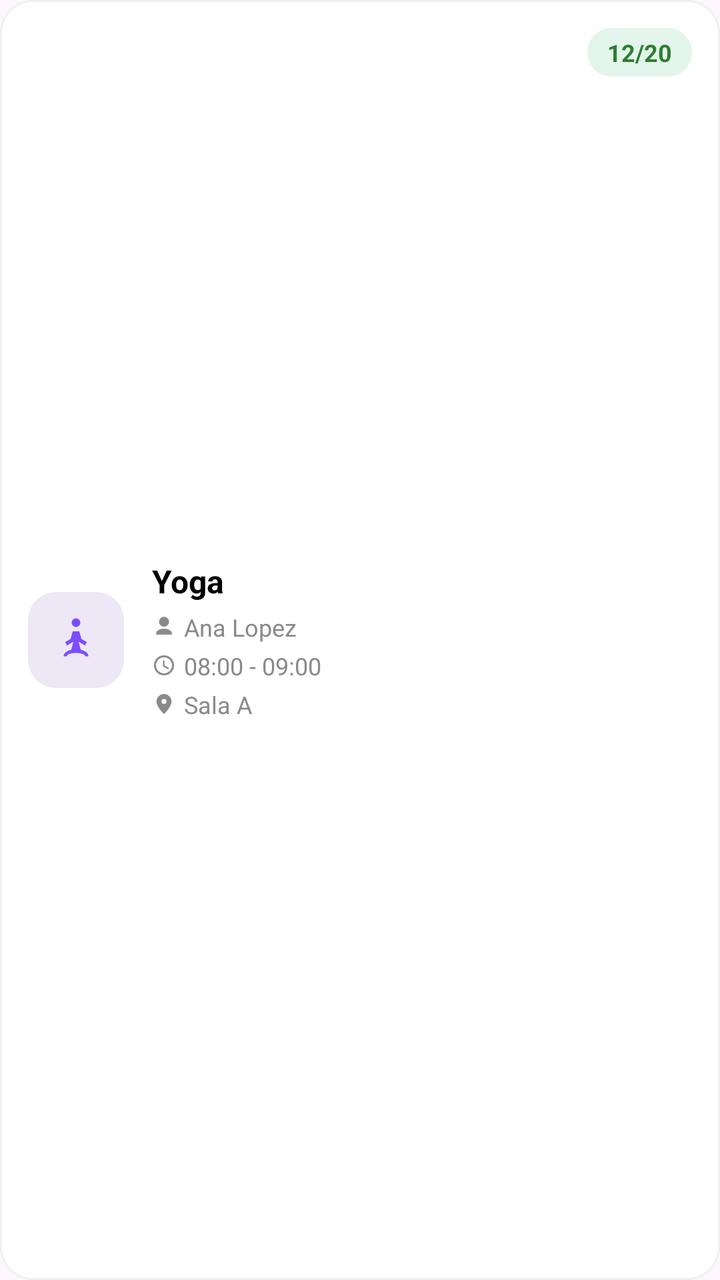
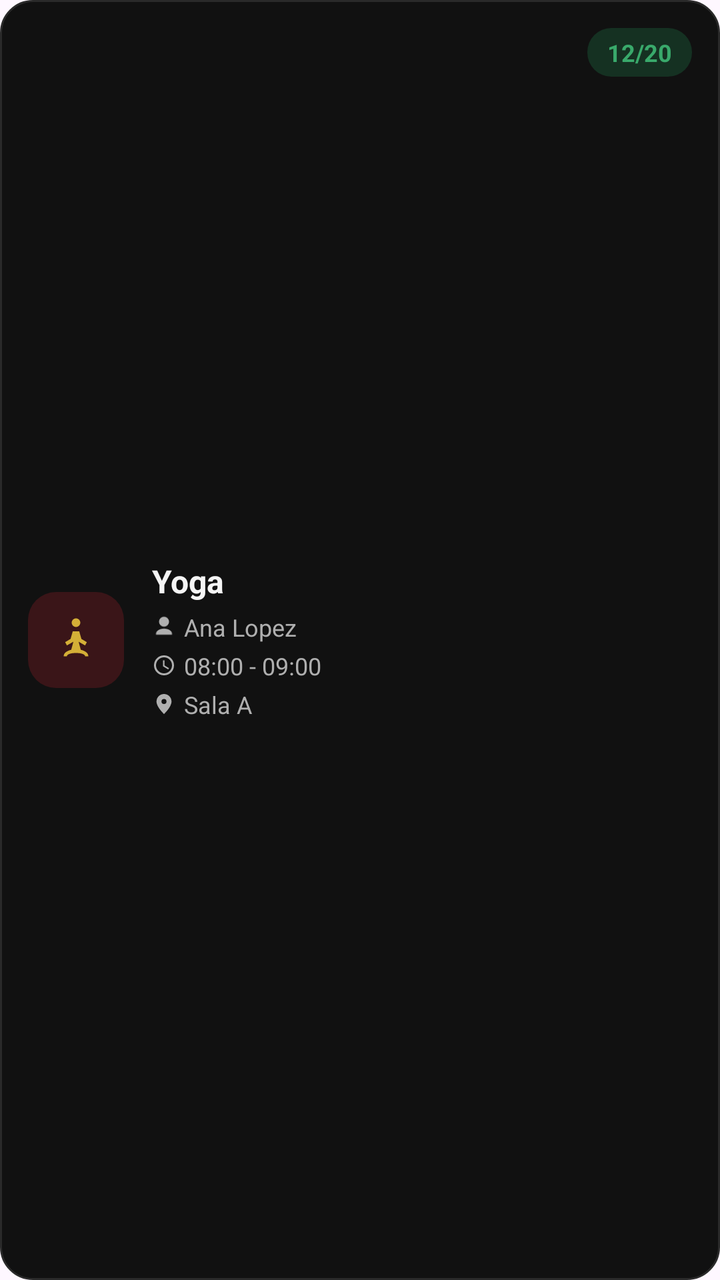

Compare the two renders of this Android layout. The source of the first and the diff that turns it into the second are given below.
<!-- AndroidManifest.xml: application theme Theme.AppGYM -->
<!-- res/layout/item_clase.xml -->
<?xml version="1.0" encoding="utf-8"?>
<LinearLayout xmlns:android="http://schemas.android.com/apk/res/android"
    android:layout_width="match_parent"
    android:layout_height="wrap_content"
    android:orientation="horizontal"
    android:background="@drawable/bg_tarjeta_clase"
    android:padding="14dp"
    android:gravity="center_vertical">

    
    <FrameLayout
        android:layout_width="48dp"
        android:layout_height="48dp"
        android:id="@+id/fondo_icono_clase"
        android:background="@drawable/bg_icono_lavanda">

        <ImageView
            android:id="@+id/img_icono_clase"
            android:layout_width="26dp"
            android:layout_height="26dp"
            android:layout_gravity="center"
            android:src="@drawable/ic_yoga"/>

    </FrameLayout>

    <View
        android:layout_width="14dp"
        android:layout_height="0dp"/>

    
    <LinearLayout
        android:layout_width="0dp"
        android:layout_height="wrap_content"
        android:layout_weight="1"
        android:orientation="vertical">

        <TextView
            android:id="@+id/txt_nombre_clase"
            android:layout_width="wrap_content"
            android:layout_height="wrap_content"
            android:text="Yoga"
            android:textSize="16sp"
            android:textStyle="bold"
            android:textColor="#000000"/>

        <View
            android:layout_width="0dp"
            android:layout_height="4dp"/>

        <LinearLayout
            android:layout_width="wrap_content"
            android:layout_height="wrap_content"
            android:orientation="horizontal"
            android:gravity="center_vertical">
            <ImageView
                android:layout_width="12dp"
                android:layout_height="12dp"
                android:src="@drawable/ic_persona"/>
            <View
                android:layout_width="4dp"
                android:layout_height="0dp"/>
            <TextView
                android:id="@+id/txt_instructor_clase"
                android:layout_width="wrap_content"
                android:layout_height="wrap_content"
                android:text="Ana Lopez"
                android:textSize="12sp"
                android:textColor="#8A8A8A"/>
        </LinearLayout>

        <View
            android:layout_width="0dp"
            android:layout_height="3dp"/>

        <LinearLayout
            android:layout_width="wrap_content"
            android:layout_height="wrap_content"
            android:orientation="horizontal"
            android:gravity="center_vertical">
            <ImageView
                android:layout_width="12dp"
                android:layout_height="12dp"
                android:src="@drawable/ic_reloj"/>
            <View
                android:layout_width="4dp"
                android:layout_height="0dp"/>
            <TextView
                android:id="@+id/txt_horario_clase"
                android:layout_width="wrap_content"
                android:layout_height="wrap_content"
                android:text="08:00 - 09:00"
                android:textSize="12sp"
                android:textColor="#8A8A8A"/>
        </LinearLayout>

        <View
            android:layout_width="0dp"
            android:layout_height="3dp"/>

        <LinearLayout
            android:layout_width="wrap_content"
            android:layout_height="wrap_content"
            android:orientation="horizontal"
            android:gravity="center_vertical">
            <ImageView
                android:layout_width="12dp"
                android:layout_height="12dp"
                android:src="@drawable/ic_ubicacion"/>
            <View
                android:layout_width="4dp"
                android:layout_height="0dp"/>
            <TextView
                android:id="@+id/txt_sala_clase"
                android:layout_width="wrap_content"
                android:layout_height="wrap_content"
                android:text="Sala A"
                android:textSize="12sp"
                android:textColor="#8A8A8A"/>
        </LinearLayout>

    </LinearLayout>

    
    <TextView
        android:id="@+id/txt_cupo_clase"
        android:layout_width="wrap_content"
        android:layout_height="wrap_content"
        android:layout_gravity="top"
        android:text="12/20"
        android:textSize="12sp"
        android:textStyle="bold"
        android:textColor="#2E7D32"
        android:paddingStart="10dp"
        android:paddingEnd="10dp"
        android:paddingTop="4dp"
        android:paddingBottom="4dp"
        android:background="@drawable/bg_badge_verde"/>

</LinearLayout>
<!-- resources referenced by this layout -->
<resources>
  <!-- drawable bg_badge_verde (drawable) -->
  <?xml version="1.0" encoding="utf-8"?>
  <shape xmlns:android="http://schemas.android.com/apk/res/android" android:shape="rectangle">
      <solid android:color="#E3F5EA"/>
      <corners android:radius="12dp"/>
  </shape>
  <!-- drawable bg_icono_lavanda (drawable) -->
  <?xml version="1.0" encoding="utf-8"?>
  <shape xmlns:android="http://schemas.android.com/apk/res/android" android:shape="rectangle">
      <solid android:color="#EDE7F6"/>
      <corners android:radius="14dp"/>
  </shape>
  <!-- drawable bg_tarjeta_clase (drawable) -->
  <?xml version="1.0" encoding="utf-8"?>
  <shape xmlns:android="http://schemas.android.com/apk/res/android" android:shape="rectangle">
      <solid android:color="#FFFFFF"/>
      <corners android:radius="16dp"/>
      <stroke android:width="1dp" android:color="#F0F0F0"/>
  </shape>
  <!-- drawable ic_persona (drawable) -->
  <vector xmlns:android="http://schemas.android.com/apk/res/android"
      android:width="14dp"
      android:height="14dp"
      android:viewportWidth="24"
      android:viewportHeight="24">
      <path
          android:fillColor="#8A8A8A"
          android:pathData="M12,12a5,5 0,1 0,-5 -5,5 5,0 0,0 5,5zM12,14c-4,0 -8,2 -8,5v1h16v-1c0,-3 -4,-5 -8,-5z"/>
  </vector>
  <!-- drawable ic_reloj (drawable) -->
  <vector xmlns:android="http://schemas.android.com/apk/res/android"
      android:width="14dp"
      android:height="14dp"
      android:viewportWidth="24"
      android:viewportHeight="24">
      <path
          android:fillColor="#8A8A8A"
          android:pathData="M12,2a10,10 0,1 0,10 10,10 10,0 0,0 -10,-10zM12,20a8,8 0,1 1,8 -8,8 8,0 0,1 -8,8z"/>
      <path
          android:fillColor="#8A8A8A"
          android:pathData="M12.5,7h-1.5v6l5.2,3.1 0.8,-1.3 -4.5,-2.7z"/>
  </vector>
  <!-- drawable ic_ubicacion (drawable) -->
  <vector xmlns:android="http://schemas.android.com/apk/res/android"
      android:width="14dp"
      android:height="14dp"
      android:viewportWidth="24"
      android:viewportHeight="24">
      <path
          android:fillColor="#8A8A8A"
          android:pathData="M12,2c-4.2,0 -7.5,3.3 -7.5,7.5c0,5.6 7.5,12.5 7.5,12.5s7.5,-6.9 7.5,-12.5c0,-4.2 -3.3,-7.5 -7.5,-7.5zM12,12a2.5,2.5 0,1 1,2.5 -2.5,2.5 2.5,0 0,1 -2.5,2.5z"/>
  </vector>
  <!-- drawable ic_yoga (drawable) -->
  <vector xmlns:android="http://schemas.android.com/apk/res/android"
      android:width="24dp"
      android:height="24dp"
      android:viewportWidth="24"
      android:viewportHeight="24">
      <path
          android:fillColor="#7C4DFF"
          android:pathData="M12,2a2,2 0,1 0,2 2,2 2,0 0,0 -2,-2zM17,13l-2.5,-1.5 -1,-3.5h-3l-1,3.5L7,13l0.8,1.5 3,-1.7 -1,3.7c-2,0.5 -3.5,1.5 -3.5,3l1.5,0c0,-0.8 1.5,-1.5 4.2,-1.5s4.2,0.7 4.2,1.5l1.5,0c0,-1.5 -1.5,-2.5 -3.5,-3l-1,-3.7 3,1.7z"/>
  </vector>
  <style name="Theme.AppGYM" parent="Base.Theme.AppGYM" />
  <style name="Base.Theme.AppGYM" parent="Theme.Material3.DayNight.NoActionBar">
          
          
      </style>
</resources>

<!-- the commit's change to res/layout/item_clase.xml (unified diff, before → after) -->
@@ -41,7 +41,7 @@
             android:text="Yoga"
             android:textSize="16sp"
             android:textStyle="bold"
-            android:textColor="#000000"/>
+            android:textColor="@color/text_primary"/>
 
         <View
             android:layout_width="0dp"
@@ -65,7 +65,7 @@
                 android:layout_height="wrap_content"
                 android:text="Ana Lopez"
                 android:textSize="12sp"
-                android:textColor="#8A8A8A"/>
+                android:textColor="@color/text_secondary"/>
         </LinearLayout>
 
         <View
@@ -90,7 +90,7 @@
                 android:layout_height="wrap_content"
                 android:text="08:00 - 09:00"
                 android:textSize="12sp"
-                android:textColor="#8A8A8A"/>
+                android:textColor="@color/text_secondary"/>
         </LinearLayout>
 
         <View
@@ -115,7 +115,7 @@
                 android:layout_height="wrap_content"
                 android:text="Sala A"
                 android:textSize="12sp"
-                android:textColor="#8A8A8A"/>
+                android:textColor="@color/text_secondary"/>
         </LinearLayout>
 
     </LinearLayout>
@@ -129,7 +129,7 @@
         android:text="12/20"
         android:textSize="12sp"
         android:textStyle="bold"
-        android:textColor="#2E7D32"
+        android:textColor="@color/success"
         android:paddingStart="10dp"
         android:paddingEnd="10dp"
         android:paddingTop="4dp"
<!-- resource entries referenced after the edit -->
@@ -1,23 +1,26 @@
 <!-- resources referenced by this layout -->
 <resources>
+  <color name="success">#39A96B</color>
+  <color name="text_primary">#F5F5F5</color>
+  <color name="text_secondary">#AFAFAF</color>
   <!-- drawable bg_badge_verde (drawable) -->
   <?xml version="1.0" encoding="utf-8"?>
   <shape xmlns:android="http://schemas.android.com/apk/res/android" android:shape="rectangle">
-      <solid android:color="#E3F5EA"/>
+      <solid android:color="@color/success_soft"/>
       <corners android:radius="12dp"/>
   </shape>
   <!-- drawable bg_icono_lavanda (drawable) -->
   <?xml version="1.0" encoding="utf-8"?>
   <shape xmlns:android="http://schemas.android.com/apk/res/android" android:shape="rectangle">
-      <solid android:color="#EDE7F6"/>
+      <solid android:color="@color/accent_red_soft"/>
       <corners android:radius="14dp"/>
   </shape>
   <!-- drawable bg_tarjeta_clase (drawable) -->
   <?xml version="1.0" encoding="utf-8"?>
   <shape xmlns:android="http://schemas.android.com/apk/res/android" android:shape="rectangle">
-      <solid android:color="#FFFFFF"/>
+      <solid android:color="@color/surface"/>
       <corners android:radius="16dp"/>
-      <stroke android:width="1dp" android:color="#F0F0F0"/>
+      <stroke android:width="1dp" android:color="@color/border"/>
   </shape>
   <!-- drawable ic_persona (drawable) -->
   <vector xmlns:android="http://schemas.android.com/apk/res/android"
@@ -25,8 +28,9 @@
       android:height="14dp"
       android:viewportWidth="24"
       android:viewportHeight="24">
+      
       <path
-          android:fillColor="#8A8A8A"
+          android:fillColor="@color/text_secondary"
           android:pathData="M12,12a5,5 0,1 0,-5 -5,5 5,0 0,0 5,5zM12,14c-4,0 -8,2 -8,5v1h16v-1c0,-3 -4,-5 -8,-5z"/>
   </vector>
   <!-- drawable ic_reloj (drawable) -->
@@ -35,11 +39,12 @@
       android:height="14dp"
       android:viewportWidth="24"
       android:viewportHeight="24">
+      
       <path
-          android:fillColor="#8A8A8A"
+          android:fillColor="@color/text_secondary"
           android:pathData="M12,2a10,10 0,1 0,10 10,10 10,0 0,0 -10,-10zM12,20a8,8 0,1 1,8 -8,8 8,0 0,1 -8,8z"/>
       <path
-          android:fillColor="#8A8A8A"
+          android:fillColor="@color/text_secondary"
           android:pathData="M12.5,7h-1.5v6l5.2,3.1 0.8,-1.3 -4.5,-2.7z"/>
   </vector>
   <!-- drawable ic_ubicacion (drawable) -->
@@ -48,8 +53,9 @@
       android:height="14dp"
       android:viewportWidth="24"
       android:viewportHeight="24">
+      
       <path
-          android:fillColor="#8A8A8A"
+          android:fillColor="@color/text_secondary"
           android:pathData="M12,2c-4.2,0 -7.5,3.3 -7.5,7.5c0,5.6 7.5,12.5 7.5,12.5s7.5,-6.9 7.5,-12.5c0,-4.2 -3.3,-7.5 -7.5,-7.5zM12,12a2.5,2.5 0,1 1,2.5 -2.5,2.5 2.5,0 0,1 -2.5,2.5z"/>
   </vector>
   <!-- drawable ic_yoga (drawable) -->
@@ -58,11 +64,17 @@
       android:height="24dp"
       android:viewportWidth="24"
       android:viewportHeight="24">
+      
       <path
-          android:fillColor="#7C4DFF"
+          android:fillColor="@color/accent_gold"
           android:pathData="M12,2a2,2 0,1 0,2 2,2 2,0 0,0 -2,-2zM17,13l-2.5,-1.5 -1,-3.5h-3l-1,3.5L7,13l0.8,1.5 3,-1.7 -1,3.7c-2,0.5 -3.5,1.5 -3.5,3l1.5,0c0,-0.8 1.5,-1.5 4.2,-1.5s4.2,0.7 4.2,1.5l1.5,0c0,-1.5 -1.5,-2.5 -3.5,-3l-1,-3.7 3,1.7z"/>
   </vector>
   <style name="Theme.AppGYM" parent="Base.Theme.AppGYM" />
+  <color name="success_soft">#153122</color>
+  <color name="accent_red_soft">#3A1518</color>
+  <color name="surface">#111111</color>
+  <color name="border">#2A2A2A</color>
+  <color name="accent_gold">#D4AF37</color>
   <style name="Base.Theme.AppGYM" parent="Theme.Material3.DayNight.NoActionBar">
           
           
